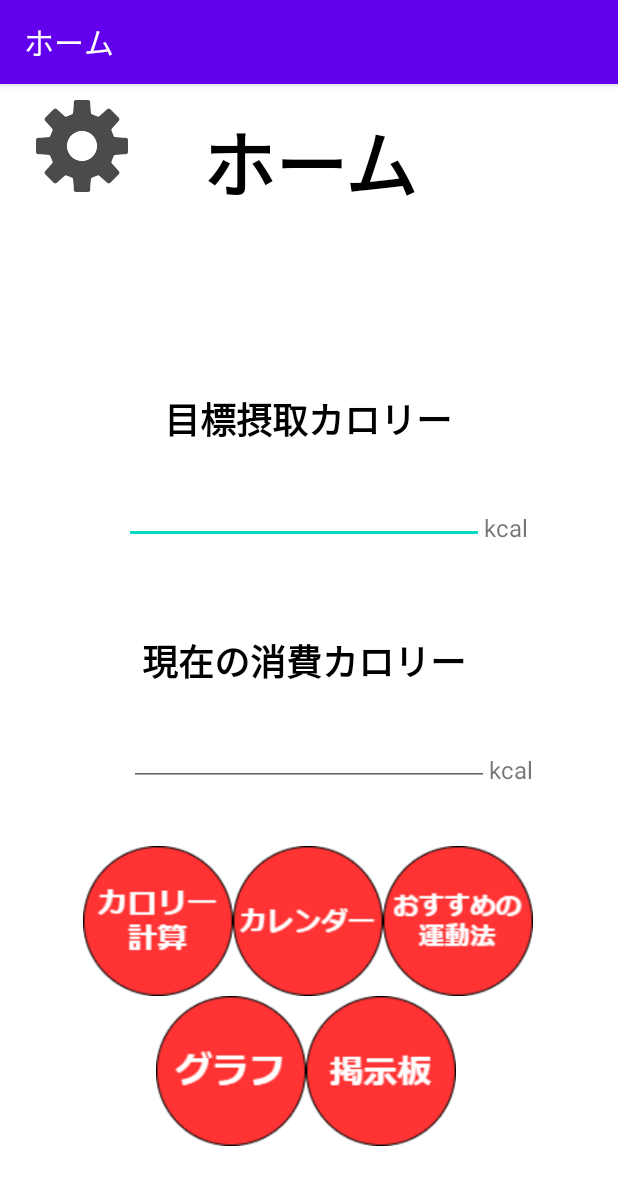
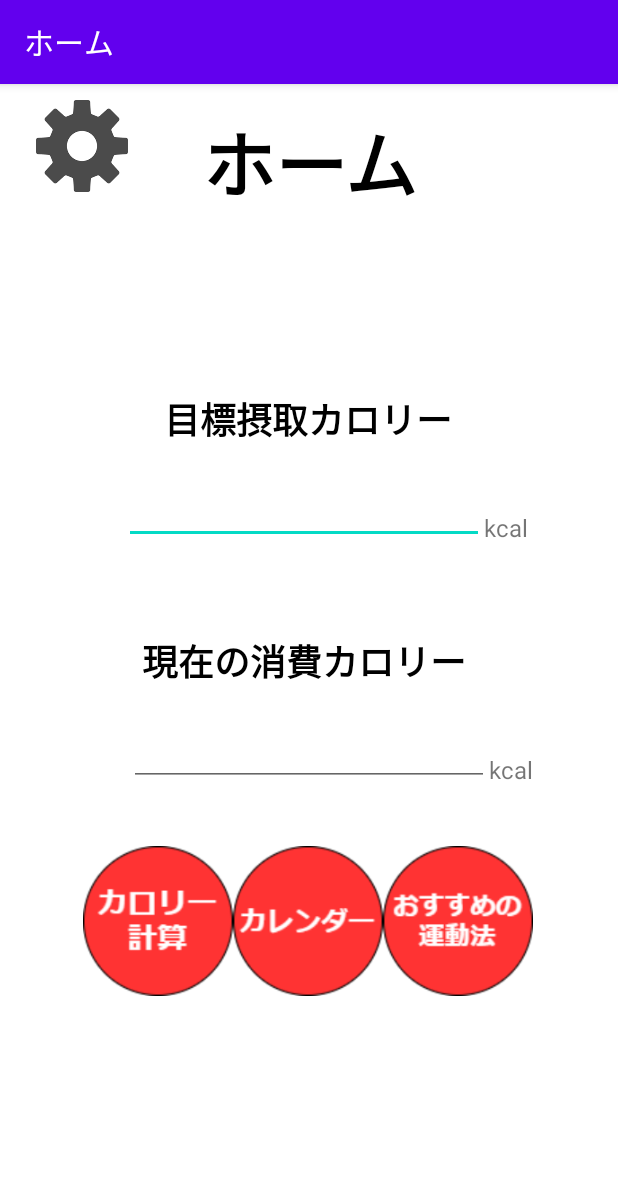
Before and after one commit to spr2040136/maslog2, an Android app: the screen it shows after launch (Mainhome), on a phone screen of 412 x 824 dp. Shown: the top 1185 px of the screen. Run offline under Robolectric (Android 15) with nearby library versions, the phone set to English and light mode, and no system bars.

Commit message:
ラララコッペパンがホーム画面で鳴る

```diff
--- a/app/src/main/java/com/homesetting/configuration/Mainhome.kt
+++ b/app/src/main/java/com/homesetting/configuration/Mainhome.kt
@@ -1,6 +1,7 @@
 package com.homesetting.configuration
 
 import android.content.Intent
+import android.media.MediaPlayer
 import androidx.appcompat.app.AppCompatActivity
 import android.os.Bundle
 import android.view.View
@@ -9,6 +10,7 @@ import com.homesetting.configuration.databinding.ActivityMainhomeBinding
 
 class Mainhome : AppCompatActivity() {
     private lateinit var binding:ActivityMainhomeBinding
+    private lateinit var player: MediaPlayer
     override fun onCreate(savedInstanceState: Bundle?) {
         super.onCreate(savedInstanceState)
         binding = ActivityMainhomeBinding.inflate(layoutInflater)
@@ -17,6 +19,17 @@ class Mainhome : AppCompatActivity() {
         binding.settingButton.setOnClickListener { onsettingButtonTapped(it) }
         binding.motionButton.setOnClickListener { onmotionButtonTapped(it) }
         binding.kcalButton.setOnClickListener { onkcalButtonTapped(it) }
+        player = MediaPlayer.create(this,R.raw.getdown)
+        player.isLooping = true
+    }
+    override fun onResume() {
+        super.onResume()
+        player.start()
+    }
+
+    override fun onPause() {
+        super.onPause()
+        player.pause()
     }
     fun onsettingButtonTapped(view: View?){
         val intent = Intent(this, MainActivity::class.java)
--- a/app/src/main/res/layout/activity_mainhome.xml
+++ b/app/src/main/res/layout/activity_mainhome.xml
@@ -143,27 +143,4 @@
         app:layout_constraintStart_toEndOf="@+id/imageButton3"
         app:srcCompat="@drawable/picc" />
 
-    <ImageButton
-        android:id="@+id/imageButton5"
-        android:layout_width="100dp"
-        android:layout_height="100dp"
-        android:layout_marginBottom="60dp"
-        android:background="@color/white"
-        android:scaleType="fitCenter"
-        app:layout_constraintBottom_toBottomOf="parent"
-        app:layout_constraintEnd_toStartOf="@+id/imageButton6"
-        app:srcCompat="@drawable/graaph" />
-
-    <ImageButton
-        android:id="@+id/imageButton6"
-        android:layout_width="100dp"
-        android:layout_height="100dp"
-        android:layout_marginEnd="108dp"
-        android:layout_marginBottom="60dp"
-        android:background="@color/white"
-        android:scaleType="fitCenter"
-        app:layout_constraintBottom_toBottomOf="parent"
-        app:layout_constraintEnd_toEndOf="parent"
-        app:srcCompat="@drawable/snsns" />
-
 </androidx.constraintlayout.widget.ConstraintLayout>
```
Also changed, not shown: app/src/main/java/com/homesetting/configuration/MainActivity.kt (+12 -0 lines), app/src/main/res/drawable/diet_after_woman.png (added), 1 other file.
